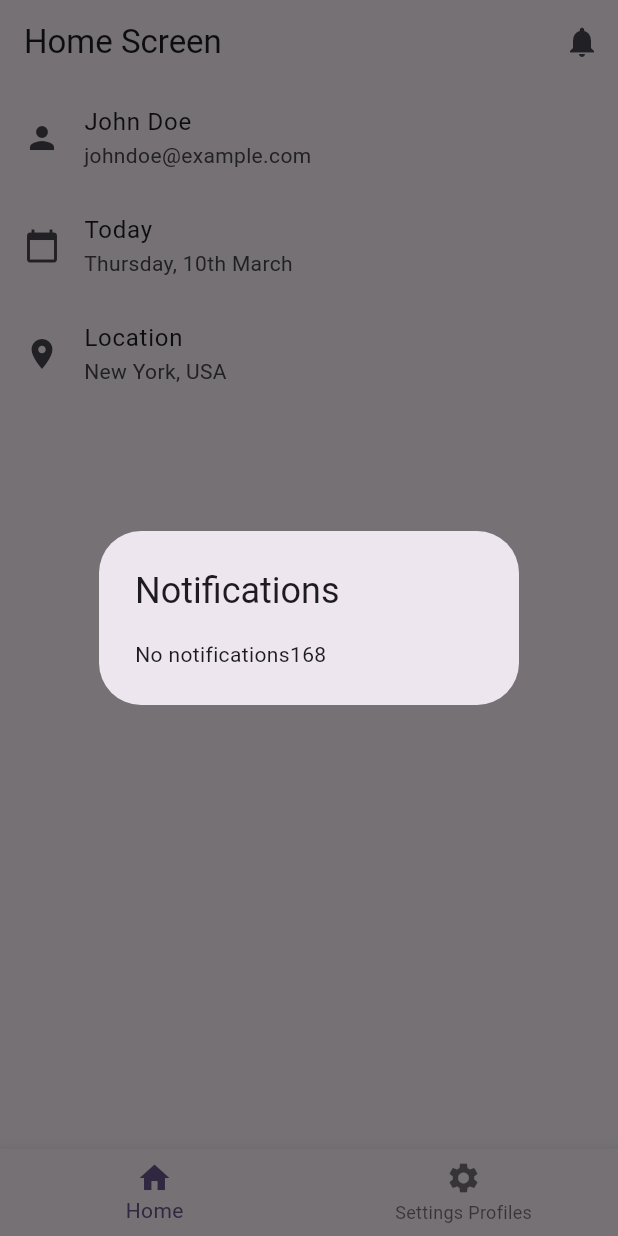
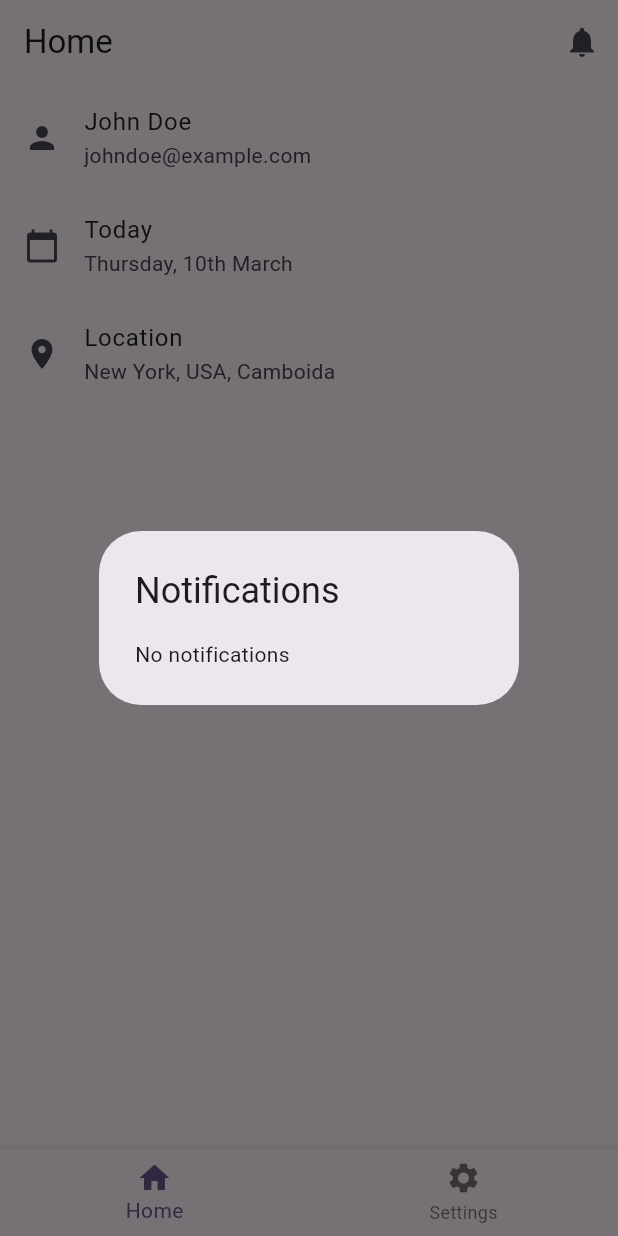
Before and after one commit to Sastra-Digital-School/zero_to_hero_project, a Flutter app: the screen it shows after launch, after a tap on the "notifications" icon, on a phone screen of 412 x 824 dp. Run offline on Flutter 3.47's test engine with Material 3 defaults, Android fonts, the phone set to English and light mode, and no system bars.

Commit message:
Update home screen

```diff
--- a/lib/view/home_screen.dart
+++ b/lib/view/home_screen.dart
@@ -22,7 +22,7 @@ class _HomeScreenState extends State<HomeScreen> {
   Widget build(BuildContext context) {
     return Scaffold(
       appBar: AppBar(
-        title: Text('Home Screen'),
+        title: Text('Home'),
         actions: [
           IconButton(
             icon: const Icon(Icons.notifications),
@@ -32,7 +32,7 @@ class _HomeScreenState extends State<HomeScreen> {
                 builder: (context) {
                   return AlertDialog(
                     title: const Text('Notifications'),
-                    content: const Text('No notifications168'),
+                    content: const Text('No notifications'),
                   );
                 },
               );
@@ -48,7 +48,7 @@ class _HomeScreenState extends State<HomeScreen> {
           BottomNavigationBarItem(icon: Icon(Icons.home), label: 'Home'),
           BottomNavigationBarItem(
             icon: Icon(Icons.settings),
-            label: 'Settings Profiles',
+            label: 'Settings',
           ),
         ],
       ),
@@ -76,7 +76,7 @@ class Home extends StatelessWidget {
         ListTile(
           leading: const Icon(Icons.location_on),
           title: const Text('Location'),
-          subtitle: const Text('New York, USA'),
+          subtitle: const Text('New York, USA, Camboida'),
         ),
       ],
     );
```
